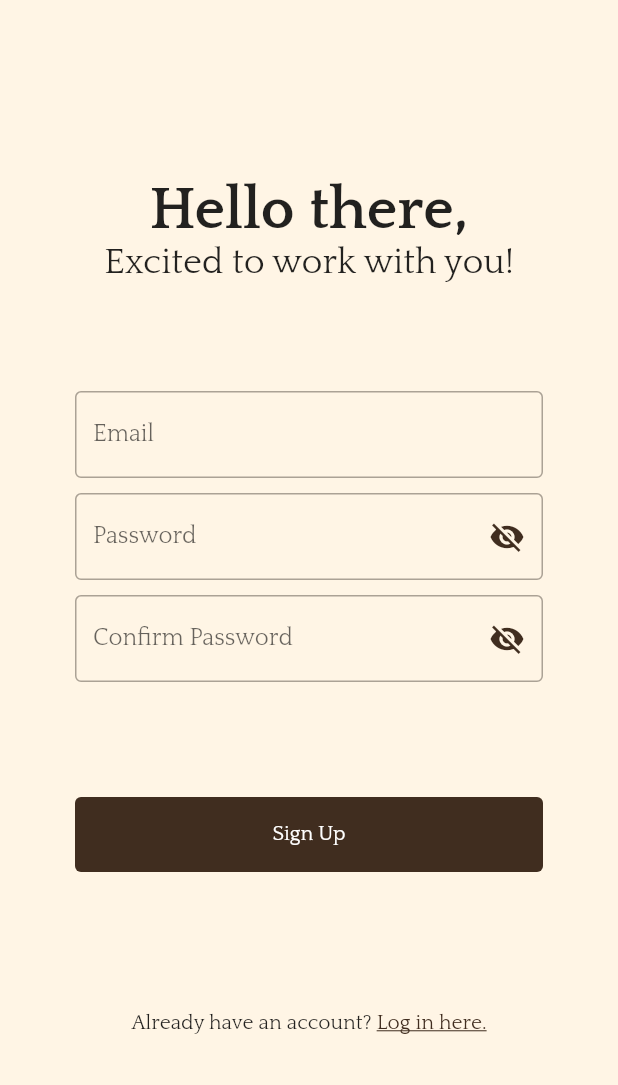
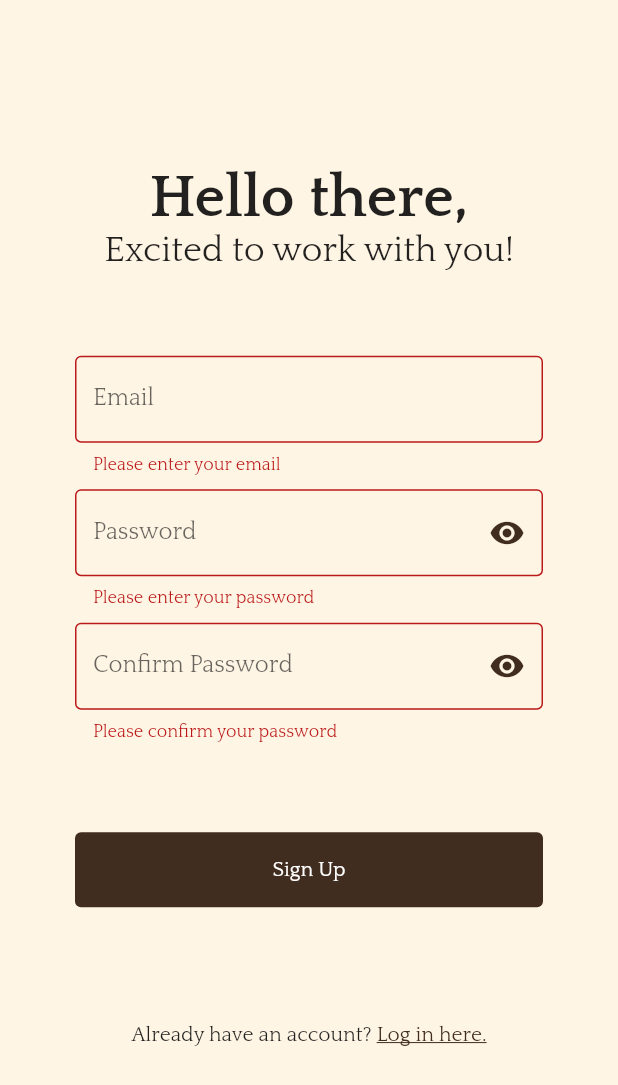
Before and after one commit to shawnanuptra/CameoCoffee, a Flutter app: the LoginScreen screen opened by its route, after a tap on "Log In", after a tap on "Sign up here.", after a tap on "Sign Up", on a phone screen of 412 x 824 dp. Shown: the top 1085 px of the screen. Run offline on Flutter 3.47's test engine with Material 2 defaults, Android fonts, the phone set to English and light mode, and no system bars; our stand-ins replace email_validator, firebase_auth, firebase_core; accounts and stored records are empty.

Commit message:
added password/confirm password validation added client side email format validation made password field obscured by default

```diff
--- a/lib/screens/login_screen.dart
+++ b/lib/screens/login_screen.dart
@@ -1,5 +1,6 @@
 import 'package:coffee_cameo/components/Buttons.dart';
 import 'package:coffee_cameo/util/constants.dart';
+import 'package:email_validator/email_validator.dart';
 import 'package:firebase_auth/firebase_auth.dart';
 import 'package:flutter/material.dart';
 
@@ -14,7 +15,7 @@ class _LoginScreenState extends State<LoginScreen> {
   final _auth = FirebaseAuth.instance;
   String email = '';
   String password = '';
-  bool _passwordVisible = false;
+  bool _passwordVisible = true;
 
   void _togglePasswordVisible() {
     setState(() {
@@ -62,8 +63,10 @@ class _LoginScreenState extends State<LoginScreen> {
                       if (value == null || value.isEmpty) {
                         return 'Please enter your email';
                       }
+                      if (!EmailValidator.validate(value)) {
+                        return 'Please enter a correct email';
+                      }
                       return null;
-                      // else if ()
                     },
                     keyboardType: TextInputType.emailAddress,
                     decoration: const InputDecoration(
@@ -83,7 +86,6 @@ class _LoginScreenState extends State<LoginScreen> {
                         return 'Please enter your password';
                       }
                       return null;
-                      // else if ()
                     },
                     obscureText: _passwordVisible,
                     enableSuggestions: false,
@@ -120,8 +122,6 @@ class _LoginScreenState extends State<LoginScreen> {
               ),
               PrimaryButton(
                   onClick: () async {
-                    //todo: add validation before signing up etc
-                    //todo: add proper messages
                     if (_formKey.currentState!.validate()) {
                       try {
                         await _auth.signInWithEmailAndPassword(
@@ -132,44 +132,40 @@ class _LoginScreenState extends State<LoginScreen> {
                         switch (e.code) {
                           // email is in wrong format
                           case 'invalid-email':
-                            ScaffoldMessenger.of(context).showSnackBar(
-                                SnackBar(
-                                  content: Text('Please enter a correct email'),
-                                  backgroundColor: Theme.of(context).colorScheme.error,
+                            ScaffoldMessenger.of(context).showSnackBar(SnackBar(
+                              content: Text('Please enter a correct email.'),
+                              backgroundColor:
+                                  Theme.of(context).colorScheme.error,
                             ));
                             break;
                           // wrong password for the email
                           case 'wrong-password':
-                            ScaffoldMessenger.of(context).showSnackBar(
-                                SnackBar(
-                                  content: Text('Wrong password. Retry.'),
-                                  backgroundColor: Theme.of(context).colorScheme.error,
+                            ScaffoldMessenger.of(context).showSnackBar(SnackBar(
+                              content: Text('Password incorrect.'),
+                              backgroundColor:
+                                  Theme.of(context).colorScheme.error,
                             ));
                             break;
                           // email not found
                           case 'user-not-found':
-                            ScaffoldMessenger.of(context).showSnackBar(
-                                SnackBar(
-                                  content: Text('No user found with this email. Sign up instead?'),
-                                  backgroundColor: Theme.of(context).colorScheme.error,
+                            ScaffoldMessenger.of(context).showSnackBar(SnackBar(
+                              content: Text(
+                                  'No user is found with this email. Check if email entered is correct, or sign up a new account.'),
+                              backgroundColor:
+                                  Theme.of(context).colorScheme.error,
                             ));
                             break;
                           // if there's connection problem
                           case 'network-failed':
-                            ScaffoldMessenger.of(context).showSnackBar(
-                                SnackBar(
-                                  content: Text('Network has failed, please try again.'),
-                                  backgroundColor: Theme.of(context).colorScheme.error,
+                            ScaffoldMessenger.of(context).showSnackBar(SnackBar(
+                              content:
+                                  Text('Connection problem, please try again later.'),
+                              backgroundColor:
+                                  Theme.of(context).colorScheme.error,
                             ));
 
                             break;
-
-
                         }
-                        if (e.code == 'invalid-email') {}
-
-                        // handle error: show error message or whatever
-
                         print(e);
                       }
                     }
--- a/lib/screens/signup_screen.dart
+++ b/lib/screens/signup_screen.dart
@@ -1,7 +1,8 @@
 import 'package:coffee_cameo/components/Buttons.dart';
 import 'package:coffee_cameo/util/constants.dart';
+import 'package:email_validator/email_validator.dart';
+import 'package:firebase_auth/firebase_auth.dart';
 import 'package:flutter/material.dart';
-import 'package:firebase_auth/firebase_auth.dart';
 
 class SignUpScreen extends StatefulWidget {
   const SignUpScreen({Key? key}) : super(key: key);
@@ -13,8 +14,8 @@ class SignUpScreen extends StatefulWidget {
 class _SignUpScreenState extends State<SignUpScreen> {
   final _auth = FirebaseAuth.instance;
 
-  bool _passwordVisible = false;
-  bool _confirmPasswordVisible = false;
+  bool _passwordVisible = true;
+  bool _confirmPasswordVisible = true;
 
   String email = '';
   String password = '';
@@ -32,17 +33,20 @@ class _SignUpScreenState extends State<SignUpScreen> {
     });
   }
 
+  final _formKey = GlobalKey<FormState>();
+  final _pass = TextEditingController();
+  final _confPass = TextEditingController();
+
   @override
   Widget build(BuildContext context) {
     return Scaffold(
       backgroundColor: kBgColor,
       body: Padding(
         padding: EdgeInsets.symmetric(
-            vertical: MediaQuery
-                .of(context)
-                .size
-                .height / 10,
+            vertical: MediaQuery.of(context).size.height / 10,
             horizontal: 50.0),
+        child: Form(
+          key: _formKey,
           child: Column(
             mainAxisAlignment: MainAxisAlignment.spaceAround,
             crossAxisAlignment: CrossAxisAlignment.center,
@@ -54,24 +58,26 @@ class _SignUpScreenState extends State<SignUpScreen> {
                       children: [
                         TextSpan(
                             text: 'Excited to work with you!',
-                          style: Theme
-                              .of(context)
-                              .textTheme
-                              .headlineSmall),
+                            style: Theme.of(context).textTheme.headlineSmall),
                       ],
-                    style: Theme
-                        .of(context)
-                        .textTheme
-                        .headlineLarge),
+                      style: Theme.of(context).textTheme.headlineLarge),
                   textAlign: TextAlign.center,
                 ),
               ),
-            //todo: use validator
               Column(
                 children: [
                   TextFormField(
                     onChanged: (value) {
                       email = value;
+                    },
+                    validator: (value) {
+                      if (value == null || value.isEmpty) {
+                        return 'Please enter your email';
+                      }
+                      if (EmailValidator.validate(value) == false) {
+                        return 'Please enter a correct email';
+                      }
+                      return null;
                     },
                     keyboardType: TextInputType.emailAddress,
                     decoration: const InputDecoration(
@@ -80,10 +86,16 @@ class _SignUpScreenState extends State<SignUpScreen> {
                         labelText: 'Email'),
                   ),
                   const SizedBox(height: 10),
-                //todo: use validator
                   TextFormField(
+                    controller: _pass,
                     onChanged: (value) {
                       password = value;
+                    },
+                    validator: (value) {
+                      if (value == null || value.isEmpty) {
+                        return 'Please enter your password';
+                      }
+                      return null;
                     },
                     obscureText: _passwordVisible,
                     enableSuggestions: false,
@@ -96,16 +108,24 @@ class _SignUpScreenState extends State<SignUpScreen> {
                         icon: Icon(_passwordVisible
                             ? Icons.visibility
                             : Icons.visibility_off),
-                      color: Theme
-                          .of(context)
-                          .primaryColor,
+                        color: Theme.of(context).primaryColor,
                       ),
                     ),
                   ),
                   const SizedBox(height: 10),
                   TextFormField(
+                    controller: _confPass,
                     onChanged: (value) {
                       confPassword = value;
+                    },
+                    validator: (value) {
+                      if (value == null || value.isEmpty) {
+                        return 'Please confirm your password';
+                      }
+                      if (value != _confPass.value) {
+                        return 'Passwords do not match.';
+                      }
+                      return null;
                     },
                     obscureText: _confirmPasswordVisible,
                     enableSuggestions: false,
@@ -118,25 +138,43 @@ class _SignUpScreenState extends State<SignUpScreen> {
                         icon: Icon(_confirmPasswordVisible
                             ? Icons.visibility
                             : Icons.visibility_off),
-                      color: Theme
-                          .of(context)
-                          .primaryColor,
+                        color: Theme.of(context).primaryColor,
                       ),
                     ),
                   ),
                 ],
               ),
-
               PrimaryButton(
                   onClick: () async {
-                  //todo: add validation before signing up etc
+                    //check if password and confPassword is the same, then try signing up to firebase
+                    if (_formKey.currentState!.validate()) {
                       try {
-                    await _auth.createUserWithEmailAndPassword(email: email, password: password);
-                    Navigator.of(context)
-                        .pushNamedAndRemoveUntil(kHomeScreen, (route) => false);
-                  } catch (e) {
-                    // handle error: show error message or whatever
+                        await _auth.createUserWithEmailAndPassword(
+                            email: email, password: password);
+                        Navigator.of(context).pushNamedAndRemoveUntil(
+                            kHomeScreen, (route) => false);
+                      } on FirebaseAuthException catch (e) {
+                        switch (e.code) {
+                          // email is in wrong format
+                          case 'invalid-email':
+                            ScaffoldMessenger.of(context).showSnackBar(SnackBar(
+                              content: Text('Please enter a correct email'),
+                              backgroundColor:
+                                  Theme.of(context).colorScheme.error,
+                            ));
+                            break;
+                          // if there's connection problem
+                          case 'network-failed':
+                            ScaffoldMessenger.of(context).showSnackBar(SnackBar(
+                              content:
+                                  Text('Network has failed, please try again.'),
+                              backgroundColor:
+                                  Theme.of(context).colorScheme.error,
+                            ));
+                            break;
+                        }
                         print(e);
+                      }
                     }
                   },
                   text: 'Sign Up'),
@@ -162,6 +200,7 @@ class _SignUpScreenState extends State<SignUpScreen> {
             ],
           ),
         ),
+      ),
     );
   }
 }
--- a/pubspec.yaml
+++ b/pubspec.yaml
@@ -37,6 +37,9 @@ dependencies:
   firebase_core: ^2.5.0
   provider: ^6.0.5
   firebase_auth: ^4.2.9
+  email_validator: ^2.1.16
+
+
 flutter_icons:
   image_path: "assets/icon.png"
   android: "launcher_icon"
```
Also changed, not shown: pubspec.lock. Lines whose indentation alone changed are shown as unchanged.
